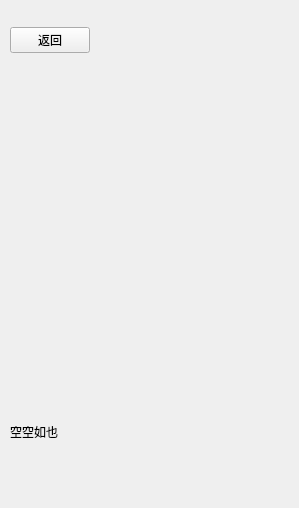
First picture: the form in ui_class/record_window.ui, repository reflux18d/MaiGO, before the edit.
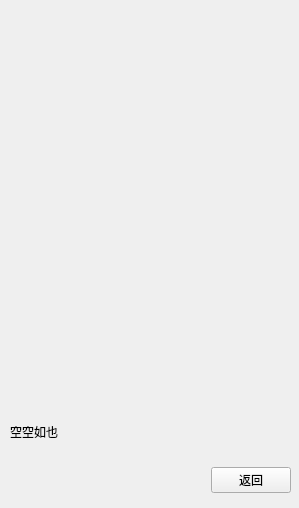
Second picture: the form after the edit.

```diff
--- a/ui_class/record_window.ui
+++ b/ui_class/record_window.ui
@@ -17,19 +17,12 @@
    <property name="geometry">
     <rect>
      <x>10</x>
-     <y>10</y>
+     <y>450</y>
      <width>281</width>
      <height>61</height>
     </rect>
    </property>
-   <layout class="QHBoxLayout" name="top_layout">
-    <item>
-     <widget class="QPushButton" name="return_button">
-      <property name="text">
-       <string>返回</string>
-      </property>
-     </widget>
-    </item>
+   <layout class="QHBoxLayout" name="bottom_layout">
     <item>
      <spacer name="horizontalSpacer">
       <property name="orientation">
@@ -43,6 +36,13 @@
       </property>
      </spacer>
     </item>
+    <item>
+     <widget class="QPushButton" name="return_button">
+      <property name="text">
+       <string>返回</string>
+      </property>
+     </widget>
+    </item>
    </layout>
   </widget>
   <widget class="QWidget" name="verticalLayoutWidget">
```
Left out of the diff: 2 changed lines with no effect on the pictures.
